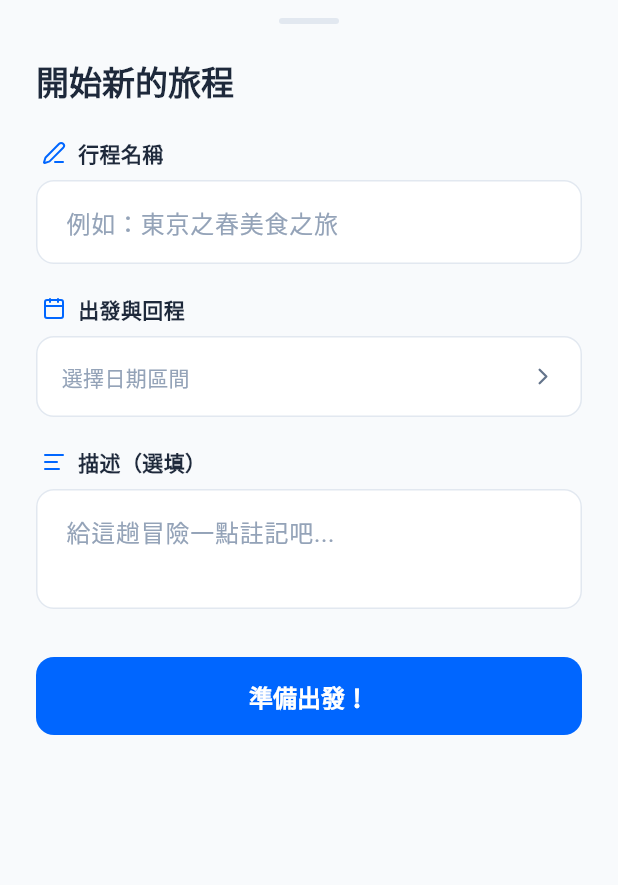
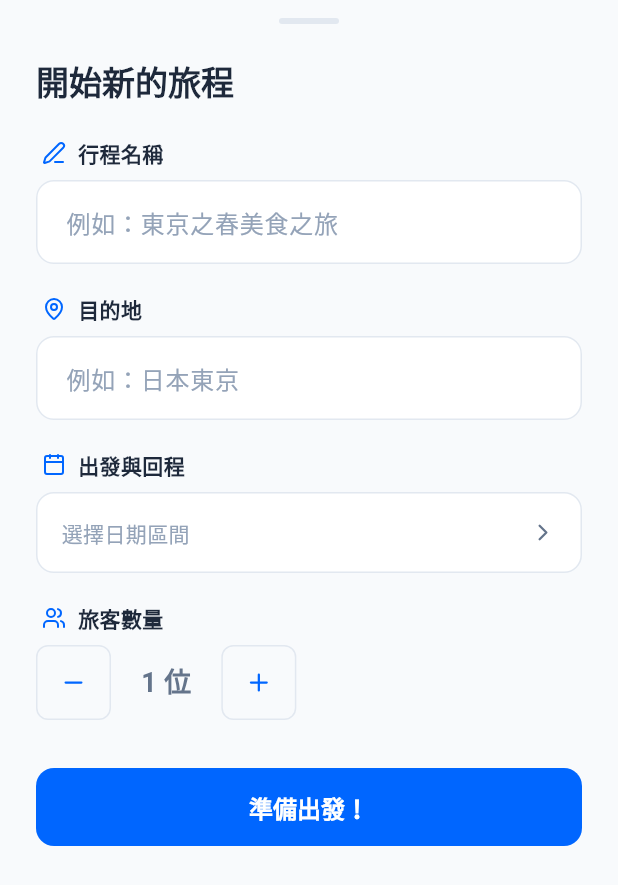
Before and after one commit to kawawei/TripFun, a Flutter app: the CreateTripModal widget shown alone on an empty page, opened directly, on a phone screen of 412 x 824 dp. Shown: the top 885 px of the screen. Run offline on Flutter 3.47's test engine with Material 3 defaults, Android fonts, the phone set to English and light mode, and no system bars; our stand-ins replace dio, fl_chart, flutter_native_timezone, flutter_riverpod, flutter_tts, freezed_annotation and 2 more; missing offline and left inert: translator; network calls fail.

Commit message:
feat(trip): implement trip creation API integration and UI enhancement

```diff
--- a/mobile/lib/core/providers/dio_provider.dart
+++ b/mobile/lib/core/providers/dio_provider.dart
@@ -14,7 +14,7 @@ final dioProvider = Provider<Dio>((ref) {
       // 根據 Docker 映射，後端 API 在 9001 端口 / Per Docker mapping, backend API is on port 9001
       // 在 Android 模擬器中，localhost 是 10.0.2.2 / For Android emulator, use 10.0.2.2
       // 這裡暫時使用 localhost，實際開發可透過 .env 配置
-      baseUrl: 'http://localhost:9001',
+      baseUrl: 'http://43.103.3.57:8087',
       connectTimeout: const Duration(seconds: 5),
       receiveTimeout: const Duration(seconds: 3),
       headers: {
--- a/mobile/lib/data/repositories/trip_repository_impl.dart
+++ b/mobile/lib/data/repositories/trip_repository_impl.dart
@@ -48,6 +48,9 @@ class TripRepositoryImpl implements TripRepository {
         'location': trip.location,
         'startDate': trip.startDate.toIso8601String(),
         'endDate': trip.endDate.toIso8601String(),
+        'memberCount': trip.memberCount,
+        'status': trip.status,
+        'icon_name': trip.iconName ?? 'map',
       });
       return TripDto.fromJson(response.data).toEntity();
     } catch (e) {
--- a/mobile/lib/presentation/widgets/create_trip_modal.dart
+++ b/mobile/lib/presentation/widgets/create_trip_modal.dart
@@ -8,11 +8,16 @@ import 'package:flutter/material.dart';
 import 'package:lucide_icons/lucide_icons.dart';
 import '../../../core/constants/colors.dart';
 
-class CreateTripModal extends StatefulWidget {
+import 'package:flutter_riverpod/flutter_riverpod.dart';
+import 'package:uuid/uuid.dart';
+import '../pages/home/provider/home_provider.dart';
+import '../../../domain/entities/trip_entity.dart';
+
+class CreateTripModal extends ConsumerStatefulWidget {
   const CreateTripModal({super.key});
 
   @override
-  State<CreateTripModal> createState() => _CreateTripModalState();
+  ConsumerState<CreateTripModal> createState() => _CreateTripModalState();
 
   static Future<void> show(BuildContext context) {
     return showModalBottomSheet(
@@ -24,10 +29,12 @@ class CreateTripModal extends StatefulWidget {
   }
 }
 
-class _CreateTripModalState extends State<CreateTripModal> {
+class _CreateTripModalState extends ConsumerState<CreateTripModal> {
   final _nameController = TextEditingController();
+  final _locationController = TextEditingController(); // 新增地點控制項
   final _descController = TextEditingController();
   DateTimeRange? _selectedDateRange;
+  int _memberCount = 1; // 預設 1 人
 
   @override
   Widget build(BuildContext context) {
@@ -42,6 +49,7 @@ class _CreateTripModalState extends State<CreateTripModal> {
         left: 24,
         right: 24,
       ),
+      child: SingleChildScrollView( // 防止內容過多溢出
         child: Column(
           mainAxisSize: MainAxisSize.min,
           crossAxisAlignment: CrossAxisAlignment.start,
@@ -74,13 +82,23 @@ class _CreateTripModalState extends State<CreateTripModal> {
             ),
             const SizedBox(height: 20),
 
+            // 目的地 / Location
+            _buildFieldLabel(LucideIcons.mapPin, '目的地'),
+            TextField(
+              controller: _locationController,
+              decoration: const InputDecoration(
+                hintText: '例如：日本東京',
+              ),
+            ),
+            const SizedBox(height: 20),
+
             // 日期選擇 / Date Range Selector
             _buildFieldLabel(LucideIcons.calendar, '出發與回程'),
             InkWell(
               onTap: () async {
                 final picked = await showDateRangePicker(
                   context: context,
-                firstDate: DateTime.now(),
+                  firstDate: DateTime.now().subtract(const Duration(days: 30)),
                   lastDate: DateTime.now().add(const Duration(days: 365)),
                 );
                 if (picked != null) {
@@ -115,26 +133,79 @@ class _CreateTripModalState extends State<CreateTripModal> {
             ),
             const SizedBox(height: 20),
 
-          // 簡單備註 / Description
-          _buildFieldLabel(LucideIcons.text, '描述（選填）'),
-          TextField(
-            controller: _descController,
-            maxLines: 2,
-            decoration: const InputDecoration(
-              hintText: '給這趟冒險一點註記吧...',
+            // 旅客數量 / Member Count
+            _buildFieldLabel(LucideIcons.users, '旅客數量'),
+            Row(
+              children: [
+                _buildCountButton(LucideIcons.minus, () {
+                  if (_memberCount > 1) setState(() => _memberCount--);
+                }),
+                Padding(
+                  padding: const EdgeInsets.symmetric(horizontal: 20),
+                  child: Text(
+                    '$_memberCount 位',
+                    style: const TextStyle(fontSize: 18, fontWeight: FontWeight.bold),
                   ),
+                ),
+                _buildCountButton(LucideIcons.plus, () {
+                  setState(() => _memberCount++);
+                }),
+              ],
             ),
             const SizedBox(height: 32),
 
             // 確認按鈕 / Confirm Button
-          FilledButton(
-            onPressed: () {
-              // TODO: 實作儲存邏輯
-              Navigator.pop(context);
+            SizedBox(
+              width: double.infinity,
+              child: FilledButton(
+                onPressed: () async {
+                  if (_nameController.text.isEmpty || _selectedDateRange == null) {
+                    ScaffoldMessenger.of(context).showSnackBar(
+                      const SnackBar(content: Text('請填寫名稱並選擇日期')),
+                    );
+                    return;
+                  }
+
+                  final newTrip = TripEntity(
+                    id: const Uuid().v4(),
+                    title: _nameController.text,
+                    location: _locationController.text,
+                    startDate: _selectedDateRange!.start,
+                    endDate: _selectedDateRange!.end,
+                    memberCount: _memberCount,
+                    iconName: 'palmtree',
+                    colorValue: AppColors.primary.value,
+                  );
+
+                  try {
+                    await ref.read(tripsProvider.notifier).addTrip(newTrip);
+                    if (mounted) Navigator.pop(context);
+                  } catch (e) {
+                    if (mounted) {
+                      ScaffoldMessenger.of(context).showSnackBar(
+                        SnackBar(content: Text('儲存失敗: $e')),
+                      );
+                    }
+                  }
                 },
                 child: const Text('準備出發！'),
               ),
+            ),
           ],
+        ),
+      ),
+    );
+  }
+
+  Widget _buildCountButton(IconData icon, VoidCallback onPressed) {
+    return Container(
+      decoration: BoxDecoration(
+        border: Border.all(color: AppColors.border),
+        borderRadius: BorderRadius.circular(8),
+      ),
+      child: IconButton(
+        icon: Icon(icon, size: 18, color: AppColors.primary),
+        onPressed: onPressed,
       ),
     );
   }
```
Also changed, not shown: mobile/lib/presentation/pages/home/provider/home_provider.dart (+28 -3 lines), 2 other files. Lines whose indentation alone changed are shown as unchanged.
